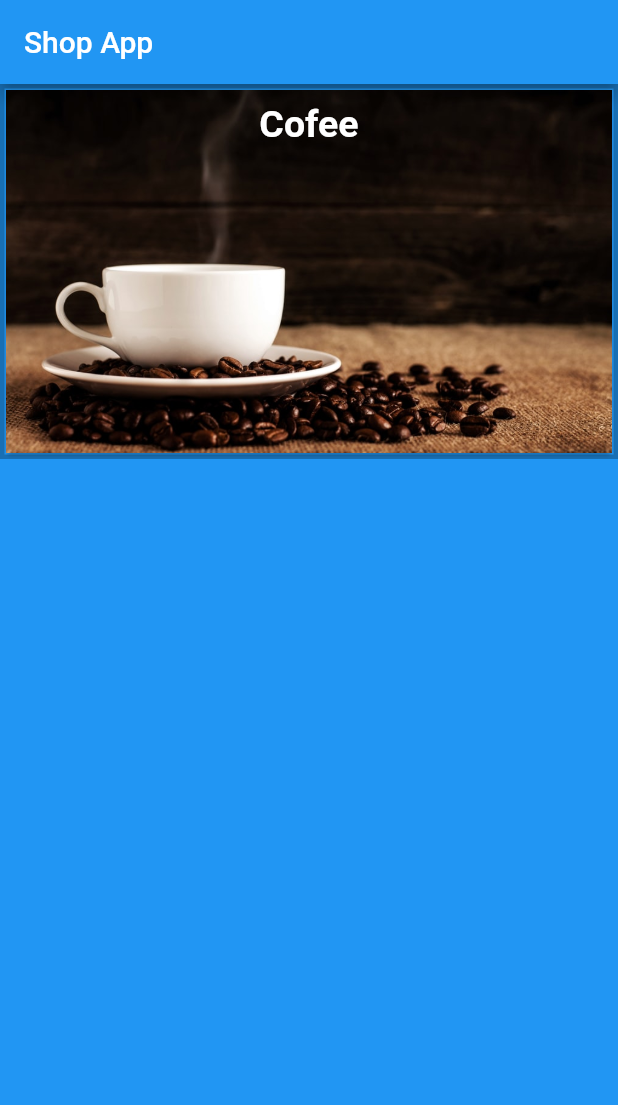
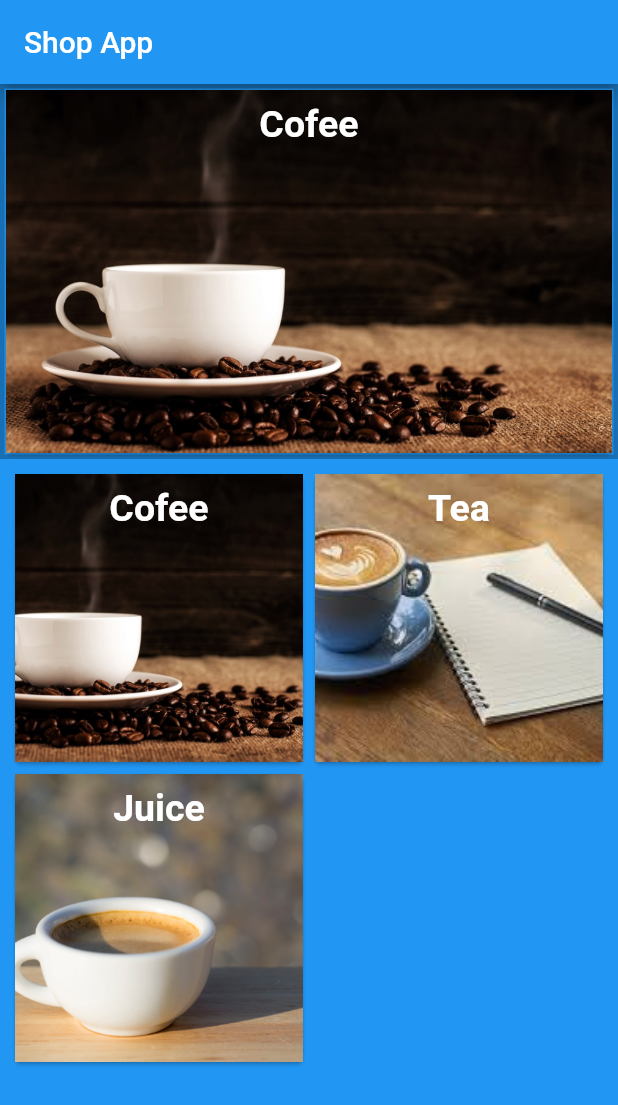
Before and after one commit to Shaheduzzaman67/shop_app, a Flutter app: the screen it shows after launch, on a phone screen of 412 x 824 dp. Shown: the top 1105 px of the screen. Run offline on Flutter 3.47's test engine with Material 2 defaults, Android fonts, the phone set to English and light mode, and no system bars.

Commit message:
Mock Up Complete

```diff
--- a/lib/main.dart
+++ b/lib/main.dart
@@ -8,7 +8,7 @@ class MyApp extends StatelessWidget {
   @override
   Widget build(BuildContext context) {
     return MaterialApp(
-      title: 'Flutter Demo',
+      title: 'Shop App',
       theme: ThemeData(
         primarySwatch: Colors.blue,
       ),
--- a/lib/widget/DrinkList.dart
+++ b/lib/widget/DrinkList.dart
@@ -0,0 +1,20 @@
+
+import 'package:flutter/material.dart';
+import 'package:shopapp/widget/DrinkCards.dart';
+
+class DrinkList extends StatelessWidget {
+  @override
+  Widget build(BuildContext context) {
+    return Expanded(
+      child: GridView.count(
+        padding: EdgeInsets.all(6.0),
+          crossAxisCount: 2,
+        children: cofeeType.map((drinkType){
+          return DrinkCards(
+            drinkType: drinkType,
+          );
+        }).toList() ,
+      ),
+    );
+  }
+}
--- a/lib/widget/StoreHomePage.dart
+++ b/lib/widget/StoreHomePage.dart
@@ -1,5 +1,7 @@
 
 import 'package:flutter/material.dart';
+import 'package:shopapp/model/DrinkType.dart';
+import 'package:shopapp/widget/DrinkList.dart';
 import 'package:shopapp/widget/DrinksCarousel.dart';
 
 class StoreHomePage extends StatelessWidget {
@@ -17,6 +19,7 @@ class StoreHomePage extends StatelessWidget {
       body: Column(
         children: <Widget>[
           DrinksCarousel(),
+          DrinkList(),
         ],
       ),
     );
```
